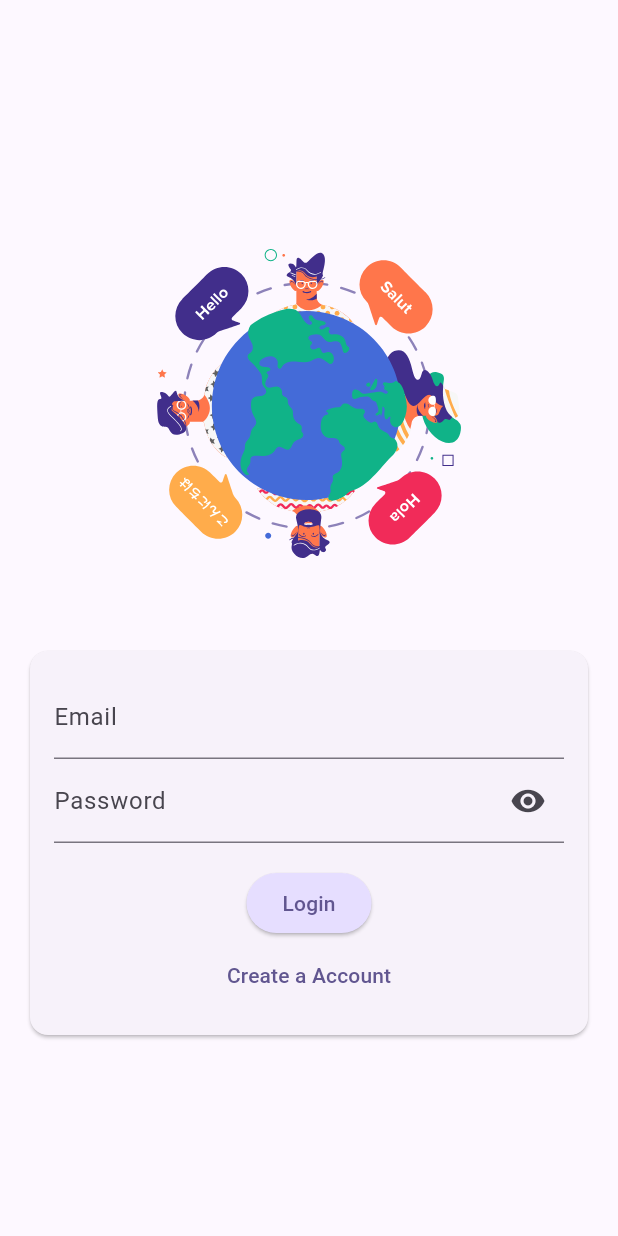
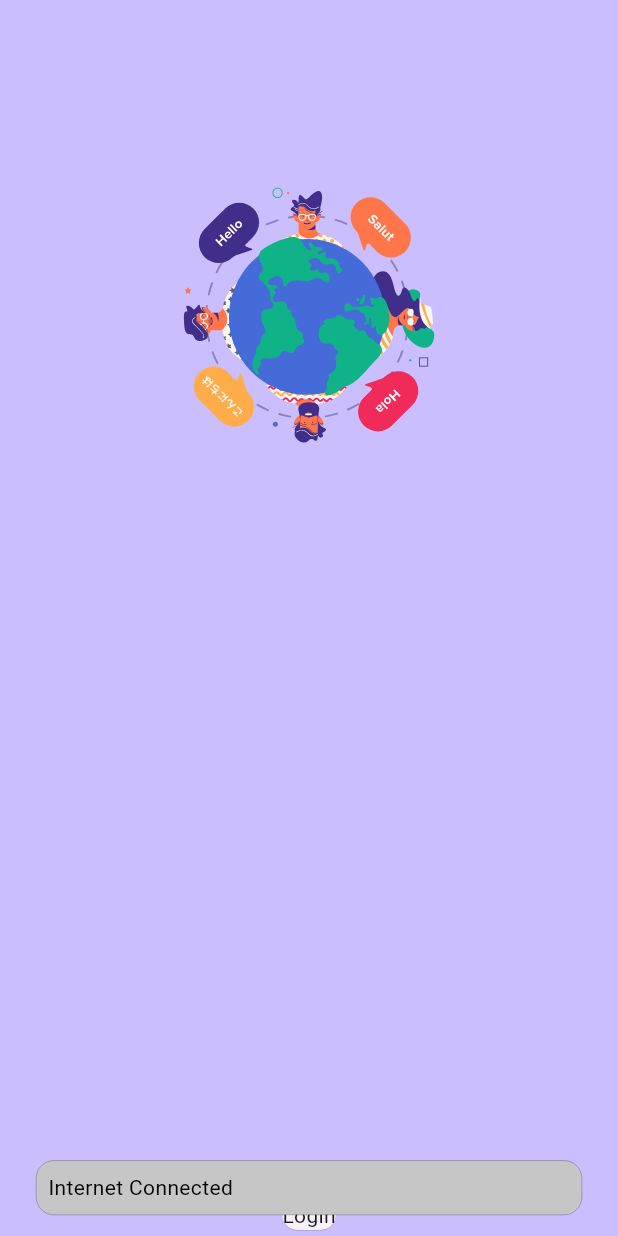
Before and after one commit to adityawalture/Chatify, a Flutter app: the first screen one second after launch, on a phone screen of 412 x 824 dp. Run offline on Flutter 3.47's test engine with Material 3 defaults, Android fonts, the phone set to English and light mode, and no system bars; our stand-ins replace cloud_firestore, connectivity, email_validator, firebase_auth, firebase_core, firebase_messaging and 4 more; accounts and stored records are empty.

Commit message:
authentication updated

```diff
--- a/lib/Pages/authPage.dart
+++ b/lib/Pages/authPage.dart
@@ -100,7 +100,7 @@ class _AuthScreenState extends State<AuthScreen> {
   @override
   Widget build(BuildContext context) {
     return Scaffold(
-      // backgroundColor: Theme.of(context).colorScheme.background,
+      backgroundColor: Theme.of(context).colorScheme.inversePrimary,
       body: Center(
         child: SingleChildScrollView(
           child: Column(
--- /dev/null
+++ b/lib/Pages/authentication_pg.dart
@@ -0,0 +1,45 @@
+import 'package:chatify/Pages/authPage.dart';
+import 'package:chatify/Pages/chatScreen.dart';
+import 'package:chatify/Pages/loadingScreen.dart';
+import 'package:chatify/Pages/loginpg.dart';
+import 'package:chatify/bloc/internetbloc/internet_bloc.dart';
+import 'package:chatify/bloc/internetbloc/internetstate.dart';
+import 'package:chatify/widgets/customsnackbar.dart';
+import 'package:firebase_auth/firebase_auth.dart';
+import 'package:flutter/material.dart';
+
+import 'package:flutter_bloc/flutter_bloc.dart';
+
+class AuthenticationPg extends StatelessWidget {
+  const AuthenticationPg({super.key});
+
+  @override
+  Widget build(BuildContext context) {
+    return BlocListener<InternetBloc, InternetState>(
+      listener: (context, state) {
+        if (state is InternetConnectedState) {
+          ScaffoldMessenger.of(context).showSnackBar(
+            const CustomSnackBar(message: "Internet Connected").snackbar,
+          );
+        } else if (state is InternetLossState) {
+          ScaffoldMessenger.of(context).showSnackBar(
+            const CustomSnackBar(message: "Internet Disconnected").snackbar,
+          );
+        }
+      },
+      child: StreamBuilder(
+        stream: FirebaseAuth.instance.authStateChanges(),
+        builder: (context, snapshot) {
+          if (snapshot.connectionState == ConnectionState.waiting) {
+            return const LoadingScreen();
+          }
+          if (snapshot.hasData) {
+            return const ChatScreen();
+          } else {
+            return const LoginPage();
+          }
+        },
+      ),
+    );
+  }
+}
--- /dev/null
+++ b/lib/Pages/loginpg.dart
@@ -0,0 +1,62 @@
+import 'package:flutter/material.dart';
+import 'package:flutter/widgets.dart';
+import 'package:lottie/lottie.dart';
+
+class LoginPage extends StatefulWidget {
+  const LoginPage({super.key});
+
+  @override
+  State<LoginPage> createState() => _LoginPageState();
+}
+
+class _LoginPageState extends State<LoginPage> {
+  final _formKey = GlobalKey<FormState>();
+
+  @override
+  Widget build(BuildContext context) {
+    final screenWidth = MediaQuery.of(context).size.width;
+    final screenHeight = MediaQuery.of(context).size.height;
+
+    return Scaffold(
+      backgroundColor: Theme.of(context).colorScheme.inversePrimary,
+      body: Stack(
+        children: <Widget>[
+          Align(
+            alignment: Alignment.topCenter,
+            child: SizedBox(
+              height: MediaQuery.of(context).size.height * 0.5,
+              width: MediaQuery.of(context).size.width * 0.5,
+              child: Padding(
+                padding: EdgeInsets.only(
+                    top: MediaQuery.of(context).size.height * 0.13),
+                child: Column(
+                  crossAxisAlignment: CrossAxisAlignment.center,
+                  mainAxisAlignment: MainAxisAlignment.start,
+                  children: [
+                    Lottie.asset("assets/animation/animation_1.json"),
+                  ],
+                ),
+              ),
+            ),
+          ),
+          Align(
+            alignment: Alignment.bottomCenter,
+            child: Card(
+              elevation: 0.2,
+              child: Form(
+                key: _formKey,
+                child: const Column(
+                  mainAxisSize: MainAxisSize.min,
+
+                  children: [
+                    Text("Login"),
+                  ],
+                ),
+              ),
+            ),
+          ),
+        ],
+      ),
+    );
+  }
+}
--- /dev/null
+++ b/lib/Pages/signuppg.dart
@@ -0,0 +1,15 @@
+import 'package:flutter/widgets.dart';
+
+class SignUp extends StatefulWidget {
+  const SignUp({super.key});
+
+  @override
+  State<SignUp> createState() => _SignUpState();
+}
+
+class _SignUpState extends State<SignUp> {
+  @override
+  Widget build(BuildContext context) {
+    return const Placeholder();
+  }
+}
--- /dev/null
+++ b/lib/bloc/internetbloc/internet_bloc.dart
@@ -0,0 +1,36 @@
+// ignore_for_file: unused_local_variable
+
+import 'dart:async';
+
+
+import 'package:chatify/bloc/internetbloc/internetevent.dart';
+import 'package:chatify/bloc/internetbloc/internetstate.dart';
+import 'package:connectivity/connectivity.dart';
+import 'package:flutter_bloc/flutter_bloc.dart';
+
+
+class InternetBloc extends Bloc<InternetEvent, InternetState> {
+  final Connectivity _connectivity = Connectivity();
+  StreamSubscription? _connectivitySubscription;
+
+  InternetBloc() : super(InternetInitialState()) {
+    on<InternetLossEvent>((event, emit) => emit(InternetLossState()));
+    on<InternetConnectedEvent>((event, emit) => emit(InternetConnectedState()));
+
+    _connectivitySubscription =
+        _connectivity.onConnectivityChanged.listen((result) {
+      if (result == ConnectivityResult.mobile ||
+          result == ConnectivityResult.wifi) {
+        add(InternetConnectedEvent());
+      } else {
+        add(InternetLossEvent());
+      }
+    });
+  }
+
+  @override
+  Future<void> close() {
+    _connectivitySubscription?.cancel();
+    return super.close();
+  }
+}
--- /dev/null
+++ b/lib/bloc/internetbloc/internetevent.dart
@@ -0,0 +1,5 @@
+abstract class InternetEvent{}
+
+class InternetLossEvent extends InternetEvent{}
+
+class InternetConnectedEvent extends InternetEvent{}
--- /dev/null
+++ b/lib/bloc/internetbloc/internetstate.dart
@@ -0,0 +1,7 @@
+abstract class InternetState{}
+
+class InternetInitialState extends InternetState{}
+
+class InternetLossState extends InternetState{}
+
+class InternetConnectedState extends InternetState{}
--- a/lib/main.dart
+++ b/lib/main.dart
@@ -1,9 +1,12 @@
 import 'package:chatify/Pages/authPage.dart';
+import 'package:chatify/Pages/authentication_pg.dart';
 import 'package:chatify/Pages/chatScreen.dart';
 import 'package:chatify/Pages/loadingScreen.dart';
+import 'package:chatify/bloc/internetbloc/internet_bloc.dart';
 import 'package:firebase_auth/firebase_auth.dart';
 import 'package:flutter/material.dart';
 import 'package:firebase_core/firebase_core.dart';
+import 'package:flutter_bloc/flutter_bloc.dart';
 import 'firebase_options.dart';
 
 void main() async {
@@ -20,7 +23,9 @@ class MyApp extends StatelessWidget {
   // This widget is the root of your application.
   @override
   Widget build(BuildContext context) {
-    return MaterialApp(
+    return BlocProvider(
+      create: (context) => InternetBloc(),
+      child: MaterialApp(
         title: 'ChatiFy',
         debugShowCheckedModeBanner: false,
         theme: ThemeData(
@@ -29,18 +34,7 @@ class MyApp extends StatelessWidget {
           ),
           useMaterial3: true,
         ),
-      home: StreamBuilder(
-        stream: FirebaseAuth.instance.authStateChanges(),
-        builder: (context, snapshot) {
-          if (snapshot.connectionState == ConnectionState.waiting) {
-            return const LoadingScreen();
-          }
-          if (snapshot.hasData) {
-            return const ChatScreen();
-          } else {
-            return const AuthScreen();
-          }
-        },
+        home: const AuthenticationPg(),
       ),
     );
   }
--- /dev/null
+++ b/lib/widgets/customsnackbar.dart
@@ -0,0 +1,33 @@
+import 'package:flutter/material.dart';
+import 'dart:ui';
+
+
+class CustomSnackBar {
+  final String message;
+
+  const CustomSnackBar({required this.message});
+
+  SnackBar get snackbar {
+    return SnackBar(
+      backgroundColor: Colors.transparent,
+      elevation: 0,
+      content: Container(
+        padding: const EdgeInsets.all(8),
+        decoration: BoxDecoration(
+          color: const Color.fromARGB(255, 198, 198, 198),
+          border: Border.all(
+              color: const Color.fromARGB(255, 46, 46, 46), width: 0.2),
+
+          borderRadius: BorderRadius.circular(12),
+        ),
+        child: Text(
+          message,
+          style: const TextStyle(
+            color: Colors.black,
+            fontWeight: FontWeight.w400,
+          ),
+        ),
+      ),
+    );
+  }
+}
--- a/pubspec.yaml
+++ b/pubspec.yaml
@@ -45,6 +45,7 @@ dependencies:
   flutter_launcher_icons: ^0.13.1
   flutter_bloc: ^8.1.6
   email_validator: ^3.0.0
+  connectivity: ^3.0.6
 dev_dependencies:
   flutter_test:
     sdk: flutter
```
Also changed, not shown: pubspec.lock, 1 other file. Lines whose indentation alone changed are shown as unchanged.
